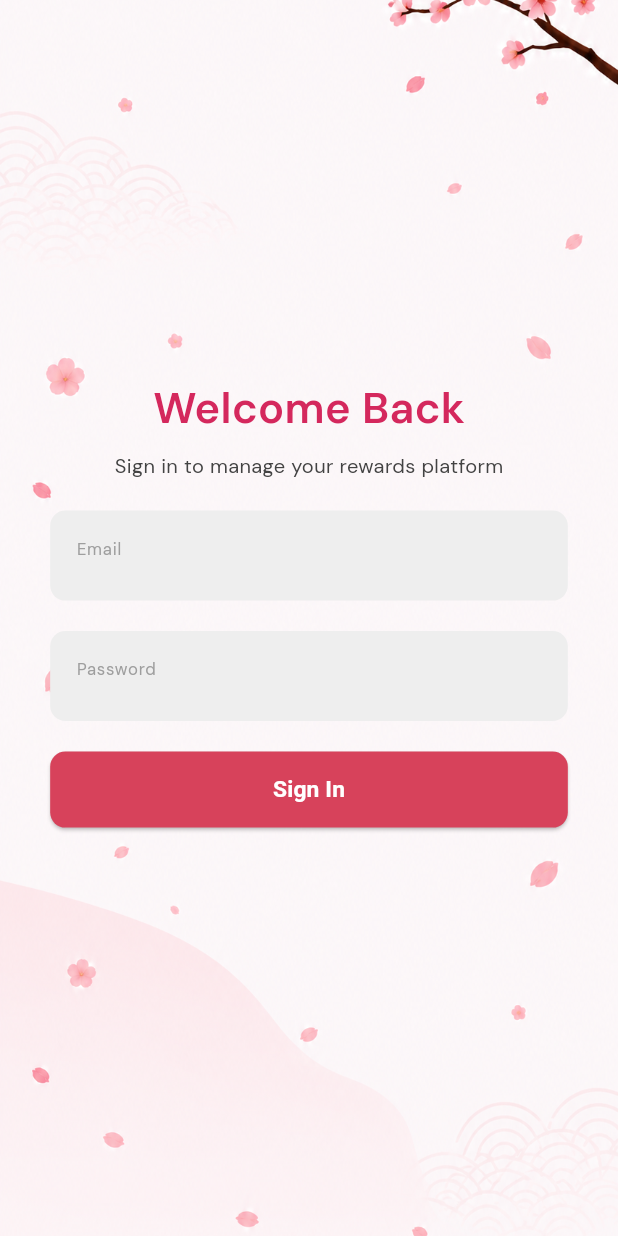
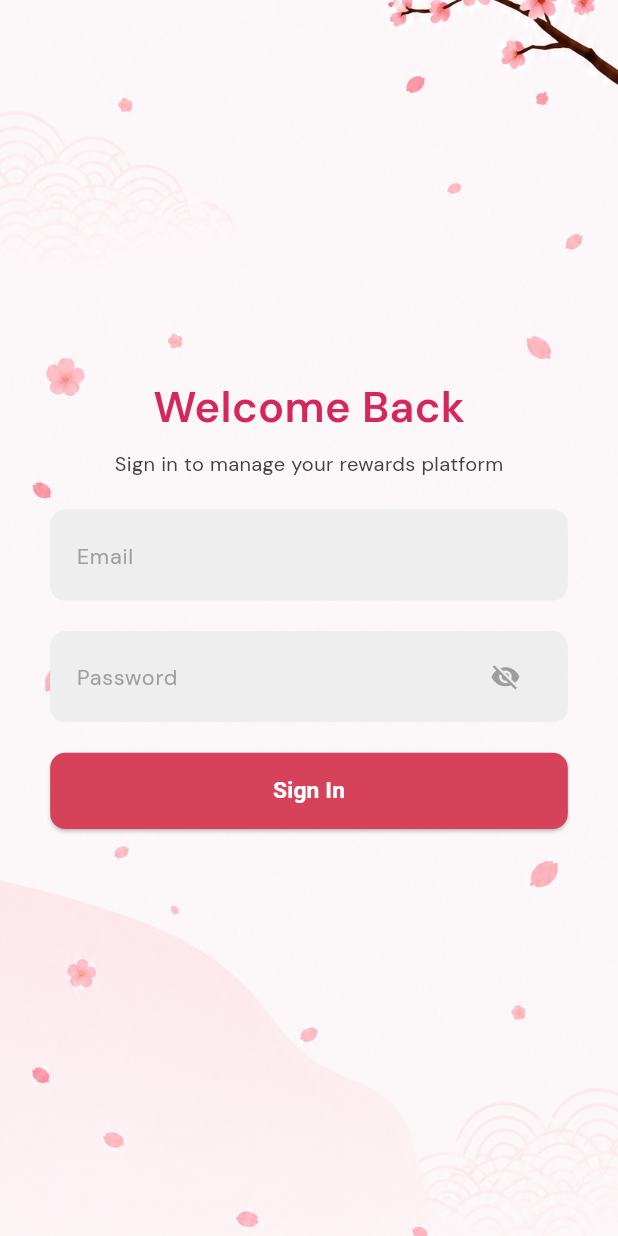
Before and after one commit to AbinashGBubble/oji_ramen_admin, a Flutter app: the screen it shows after launch, on a phone screen of 412 x 824 dp. Run offline on Flutter 3.47's test engine with Material 3 defaults, Android fonts, the phone set to English and light mode, and no system bars; our stand-ins replace device_info_plus, flutter_screenutil, flutter_secure_storage, get, google_fonts, package_info_plus and 1 more; missing offline and left inert: mobile_scanner, webview_flutter_android; accounts and stored records are empty.

Commit message:
Enhance login functionality: add password visibility toggle and improve UI for email and password fields

```diff
--- a/lib/Modules/Auth/login_controller.dart
+++ b/lib/Modules/Auth/login_controller.dart
@@ -15,7 +15,13 @@ class LoginController extends GetxController {
   final emailController = TextEditingController();
   final passWordController = TextEditingController();
 
-  var isLoading = false.obs;
+
+   var isLoading = false.obs;
+    RxBool isPasswordVisible = false.obs;   // ← added
+
+    void togglePasswordVisibility() {       // ← added
+      isPasswordVisible.toggle();
+    }
 
   @override
   void onInit() {
--- a/lib/Modules/Auth/login_view.dart
+++ b/lib/Modules/Auth/login_view.dart
@@ -27,7 +27,7 @@ class LoginView extends StatelessWidget {
           ),
         ),
         child: Padding(
-          padding: EdgeInsets.only(left: 30.dg,right: 30.dg),
+          padding: EdgeInsets.only(left: 30.dg, right: 30.dg),
           child: Column(
             mainAxisAlignment: MainAxisAlignment.center,
             children: [
@@ -43,62 +43,88 @@ class LoginView extends StatelessWidget {
                 "Sign in to manage your rewards platform",
                 style: AppTextStyle.regular(
                   size: 13.sp,
-                  color: Color(0xff434343),
+                  color: const Color(0xff434343),
                 ),
               ),
               Gaps.h20,
+
+              // ── Email Field ──────────────────────────────────────────────
               Container(
-                height: 60,
+                height: 60.h,
                 padding: EdgeInsets.symmetric(horizontal: 16.w),
                 decoration: BoxDecoration(
                   color: Colors.grey.shade200,
                   borderRadius: BorderRadius.circular(10.r),
                 ),
+                child: Center(
                   child: TextField(
+                    controller: controller.emailController,
                     keyboardType: TextInputType.emailAddress,
-                  controller: controller.emailController,
+                    textAlignVertical: TextAlignVertical.center,
                     decoration: InputDecoration(
                       border: InputBorder.none,
+                      isDense: true,
+                      contentPadding: EdgeInsets.zero,
                       hintText: "Email",
                       hintStyle: AppTextStyle.regular(
-                      size: 11,
+                        size: 14.sp,
                         color: Colors.grey,
                       ),
                     ),
                   ),
                 ),
+              ),
+
               Gaps.h20,
-              Container(
-                height: 60,
+
+              // ── Password Field (reactive) ────────────────────────────────
+              Obx(
+                () => Container(
+                  height: 60.h,
                   padding: EdgeInsets.symmetric(horizontal: 16.w),
                   decoration: BoxDecoration(
                     color: Colors.grey.shade200,
                     borderRadius: BorderRadius.circular(10.r),
                   ),
+                  child: Center(                          // ← add this
                     child: TextField(
                       controller: controller.passWordController,
-                  keyboardType: TextInputType.text,
+                      obscureText: !controller.isPasswordVisible.value,
+                      textAlignVertical: TextAlignVertical.center,
                       decoration: InputDecoration(
                         border: InputBorder.none,
+                        isDense: true,
+                        contentPadding: EdgeInsets.zero,
                         hintText: "Password",
                         hintStyle: AppTextStyle.regular(
-                      size: 11,
+                          size: 14.sp,
                           color: Colors.grey,
+                        ),
+                        suffixIcon: IconButton(
+                          icon: Icon(
+                            controller.isPasswordVisible.value
+                                ? Icons.visibility
+                                : Icons.visibility_off,
+                            color: Colors.grey,
+                            size: 20.sp,
+                          ),
+                          onPressed: controller.togglePasswordVisibility,
                         ),
                       ),
                     ),
                   ),
-              //login button
+                ),
+              ),
+
               Gaps.h20,
-              CommonButton(text: "Sign In",
-              backgroundColor: Color(0xffD7425B),
-              onPressed: () {
 
-                controller.loginUser();
+              // ── Sign In Button ───────────────────────────────────────────
+              CommonButton(
+                text: "Sign In",
+                backgroundColor: const Color(0xffD7425B),
+                onPressed: () => controller.loginUser(),
+              ),
 
-                // Navigator.push(context, MaterialPageRoute(builder: (context) => CommonBottomBar()));
-
-              }),
               Gaps.h20,
             ],
           ),
```
Also changed, not shown: lib/Modules/Dashboard/common_bottom_bar.dart (+30 -6 lines), lib/Modules/Dashboard/pwaWebview_screen.dart (+12 -11 lines). Lines whose indentation alone changed are shown as unchanged.
